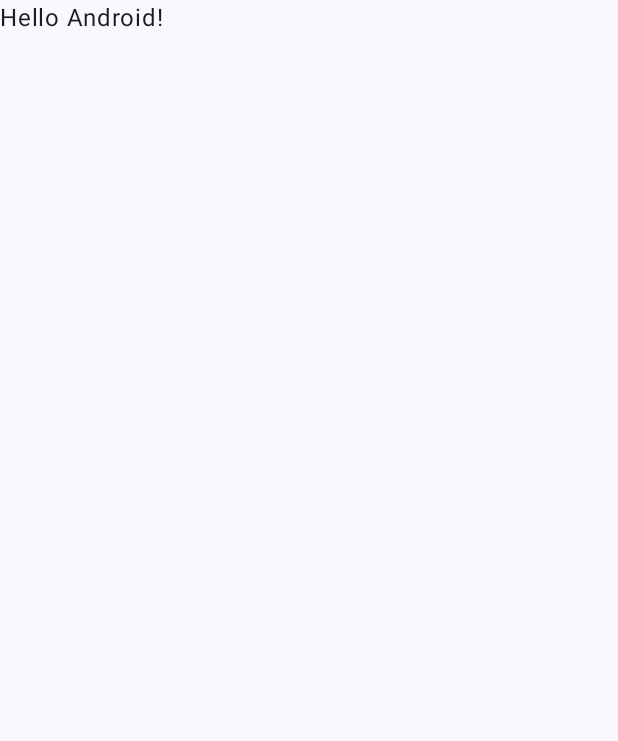
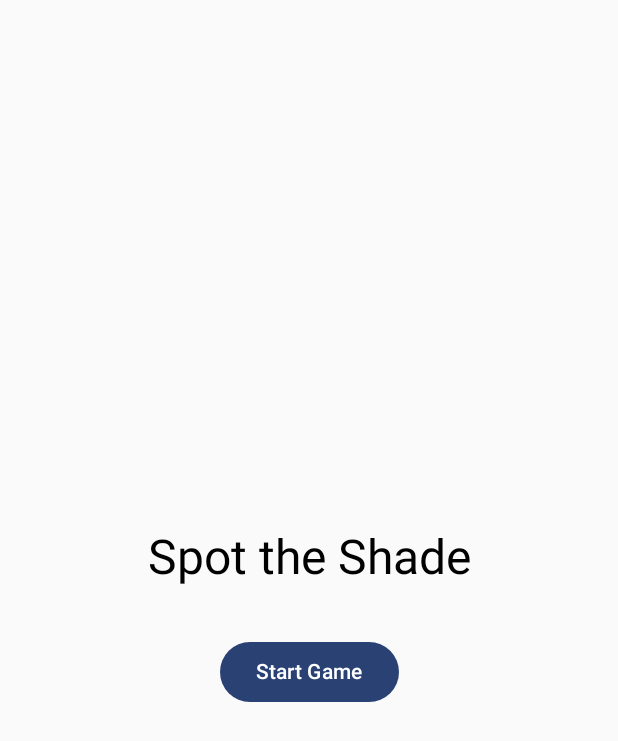
Before and after one commit to Veekshithkadaveru/Spot-the-Shade, an Android app built with Jetpack Compose: the screen it shows after launch (MainActivity), on a phone screen of 412 x 824 dp. Before the commit the part shown is almost empty. Shown: the top 741 px of the screen. Run offline under Robolectric (Android 15) with nearby library versions, the phone set to English and light mode, and no system bars.

Commit message:
feat: implement base navigation structure
- Add navigation system with GameNavGraph
- Create screen composables (MainMenu, Gameplay, GameOver)
- Update MainActivity to use navigation
- Set up clean project structure for future development

```diff
--- a/app/src/main/java/com/example/spottheshade/MainActivity.kt
+++ b/app/src/main/java/com/example/spottheshade/MainActivity.kt
@@ -3,45 +3,18 @@ package com.example.spottheshade
 import android.os.Bundle
 import androidx.activity.ComponentActivity
 import androidx.activity.compose.setContent
-import androidx.activity.enableEdgeToEdge
-import androidx.compose.foundation.layout.fillMaxSize
-import androidx.compose.foundation.layout.padding
-import androidx.compose.material3.Scaffold
-import androidx.compose.material3.Text
-import androidx.compose.runtime.Composable
-import androidx.compose.ui.Modifier
-import androidx.compose.ui.tooling.preview.Preview
+import androidx.navigation.compose.rememberNavController
+import com.example.spottheshade.navigation.GameNavGraph
 import com.example.spottheshade.ui.theme.SpotTheShadeTheme
 
 class MainActivity : ComponentActivity() {
     override fun onCreate(savedInstanceState: Bundle?) {
         super.onCreate(savedInstanceState)
-        enableEdgeToEdge()
         setContent {
             SpotTheShadeTheme {
-                Scaffold(modifier = Modifier.fillMaxSize()) { innerPadding ->
-                    Greeting(
-                        name = "Android",
-                        modifier = Modifier.padding(innerPadding)
-                    )
-                }
+                val navController = rememberNavController()
+                GameNavGraph(navController = navController)
             }
         }
     }
 }
-
-@Composable
-fun Greeting(name: String, modifier: Modifier = Modifier) {
-    Text(
-        text = "Hello $name!",
-        modifier = modifier
-    )
-}
-
-@Preview(showBackground = true)
-@Composable
-fun GreetingPreview() {
-    SpotTheShadeTheme {
-        Greeting("Android")
-    }
-}
--- /dev/null
+++ b/app/src/main/java/com/example/spottheshade/navigation/GameNavGraph.kt
@@ -0,0 +1,24 @@
+package com.example.spottheshade.navigation
+
+import androidx.compose.runtime.Composable
+import androidx.navigation.NavHostController
+import androidx.navigation.compose.NavHost
+import androidx.navigation.compose.composable
+import com.example.spottheshade.ui.screens.GameplayScreen
+import com.example.spottheshade.ui.screens.GameOverScreen
+import com.example.spottheshade.ui.screens.MainMenuScreen
+
+sealed class Screen(val route: String) {
+    object MainMenu : Screen("main_menu")
+    object Gameplay : Screen("gameplay")
+    object GameOver : Screen("game_over")
+}
+
+@Composable
+fun GameNavGraph(navController: NavHostController) {
+    NavHost(navController = navController, startDestination = Screen.MainMenu.route) {
+        composable(Screen.MainMenu.route) { MainMenuScreen(navController) }
+        composable(Screen.Gameplay.route) { GameplayScreen(navController) }
+        composable(Screen.GameOver.route) { GameOverScreen(navController) }
+    }
+}
--- /dev/null
+++ b/app/src/main/java/com/example/spottheshade/ui/screens/MainMenuScreen.kt
@@ -0,0 +1,35 @@
+package com.example.spottheshade.ui.screens
+
+import androidx.compose.foundation.layout.Arrangement
+import androidx.compose.foundation.layout.Column
+import androidx.compose.foundation.layout.fillMaxSize
+import androidx.compose.foundation.layout.padding
+import androidx.compose.material3.Button
+import androidx.compose.material3.MaterialTheme
+import androidx.compose.material3.Text
+import androidx.compose.runtime.Composable
+import androidx.compose.ui.Alignment
+import androidx.compose.ui.Modifier
+import androidx.compose.ui.unit.dp
+import androidx.navigation.NavHostController
+import com.example.spottheshade.navigation.Screen
+
+@Composable
+fun MainMenuScreen(navController: NavHostController) {
+    Column(
+        modifier = Modifier.fillMaxSize().padding(16.dp),
+        horizontalAlignment = Alignment.CenterHorizontally,
+        verticalArrangement = Arrangement.Center
+    ) {
+        Text(
+            text = "Spot the Shade",
+            style = MaterialTheme.typography.headlineLarge,
+            modifier = Modifier.padding(bottom = 32.dp)
+        )
+        Button(
+            onClick = { navController.navigate(Screen.Gameplay.route) }
+        ) {
+            Text("Start Game")
+        }
+    }
+}
```
Also changed, not shown: app/src/main/java/com/example/spottheshade/ui/screens/GameOverScreen.kt (added, +53 -0 lines), app/src/main/java/com/example/spottheshade/ui/screens/GameplayScreen.kt (added, +40 -0 lines).
